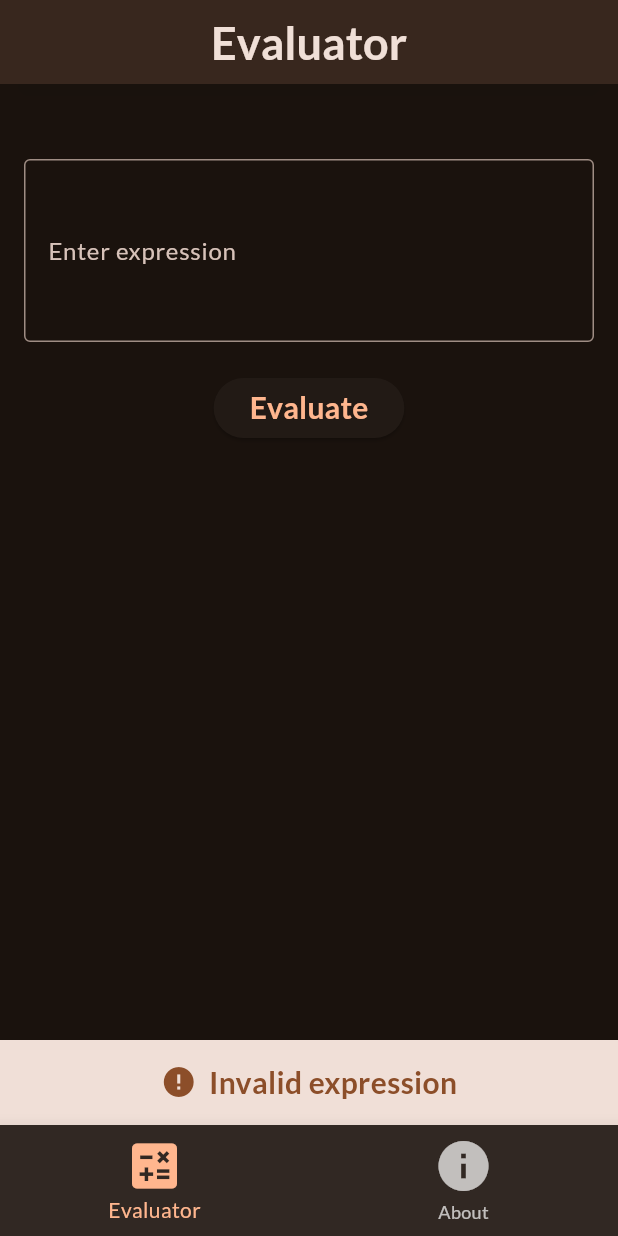
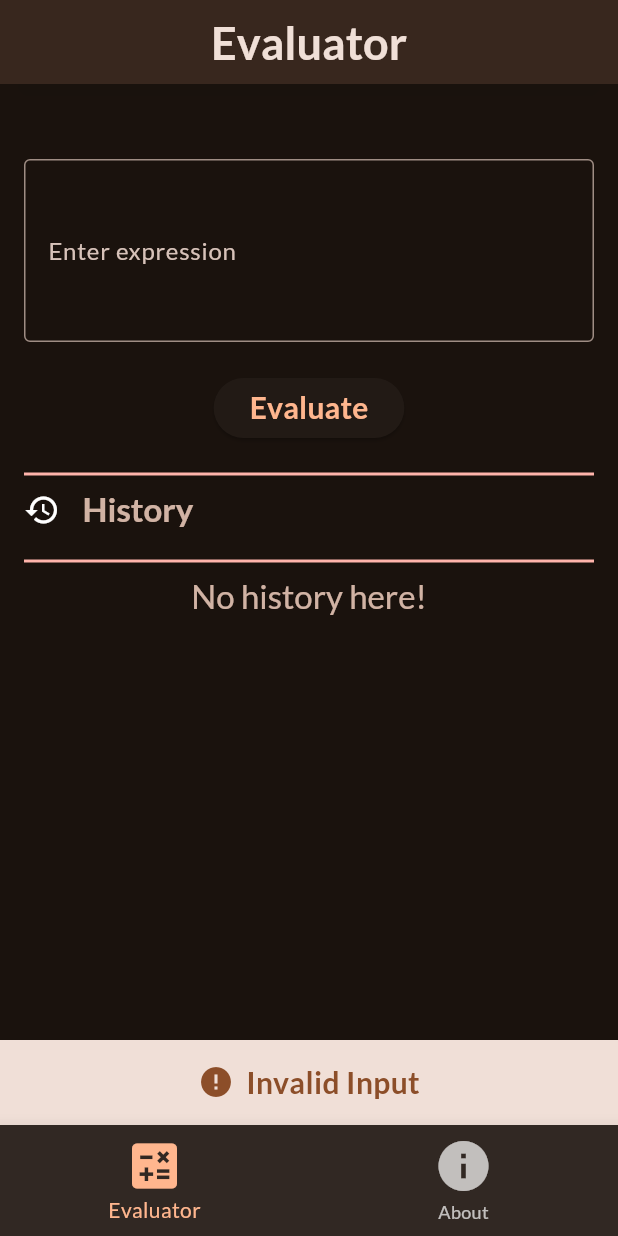
Before and after one commit to Shafin1196/ExpressionEvaluatorFrontend, a Flutter app: the screen it shows after launch, after a tap on "Evaluate", on a phone screen of 412 x 824 dp. Run offline on Flutter 3.47's test engine with Material 3 defaults, Android fonts, the light colour scheme and no system bars; our stand-ins replace google_fonts, shared_preferences.

Commit message:
add history

```diff
--- a/lib/widget/expression.dart
+++ b/lib/widget/expression.dart
@@ -1,48 +1,43 @@
 import 'dart:convert';
-
 import 'package:expression_evaluator/models/expressionModels.dart';
 import 'package:expression_evaluator/services/api.dart';
 import 'package:expression_evaluator/widget/history.dart';
 import 'package:flutter/material.dart';
 import 'package:shared_preferences/shared_preferences.dart';
 
-class Expression extends StatefulWidget{
+class Expression extends StatefulWidget {
   const Expression({super.key});
 
   @override
   State<Expression> createState() {
     return _ExpressionState();
   }
-
 }
 
 class _ExpressionState extends State<Expression> {
-  final List<Data> history=[];
+  final List<Data> history = [];
   var _controller = TextEditingController();
-  var _outPut="";
+  var _outPut = "";
   var isLoading = false;
-  bool validExpression()
-  {
+  bool validExpression() {
     final text = _controller.text;
     // Add your validation logic here
-    for(var i = 0; i < text.length; i++) {
-      if(!RegExp(r'^[0-9+\-*/()^\s]+$').hasMatch(text[i])) {
+    for (var i = 0; i < text.length; i++) {
+      if (!RegExp(r'^[0-9+\-*/()^\s]+$').hasMatch(text[i])) {
         return false;
       }
     }
     return true;
   }
-  void submitExpression(BuildContext context) async {
+
+  void submitExpression(BuildContext context, String message) async {
     setState(() {
       isLoading = true;
     });
-    if (validExpression()&& _controller.text.isNotEmpty) {
-      _outPut= await ApiService.ans(_controller.text);
-      final newData=Data(
-          expression: _controller.text,
-          result: _outPut,
-          time: DateTime.now()
-          );
+    if (validExpression() && _controller.text.isNotEmpty) {
+      _outPut = await ApiService.ans(_controller.text);
+      final newData = Data(
+          expression: _controller.text, result: _outPut, time: DateTime.now());
       setState(() {
         history.add(newData);
         isLoading = false;
@@ -50,12 +45,10 @@ class _ExpressionState extends State<Expression> {
       showDialog(
         context: context,
         builder: (ctx) => AlertDialog(
-        title: Text('Result',
+          title: Text(
+            'Result',
             textAlign: TextAlign.center,
-        style: TextStyle(
-          fontSize: 25,
-          fontWeight: FontWeight.bold
-        ),
+            style: TextStyle(fontSize: 25, fontWeight: FontWeight.bold),
           ),
           backgroundColor: Theme.of(context).colorScheme.onPrimaryContainer,
           content: Column(
@@ -68,7 +61,6 @@ class _ExpressionState extends State<Expression> {
                   fontWeight: FontWeight.bold,
                 ),
               ),
-
             ],
           ),
           actions: [
@@ -102,13 +94,17 @@ class _ExpressionState extends State<Expression> {
           content: Row(
             mainAxisAlignment: MainAxisAlignment.center,
             children: [
-              Icon(Icons.error,color: Theme.of(context).colorScheme.inversePrimary,),
+              Icon(
+                Icons.error,
+                color: Theme.of(context).colorScheme.inversePrimary,
+              ),
               SizedBox(width: 8),
-              Text('Invalid expression',style: TextStyle(
+              Text(
+                message.isEmpty ? "Invalid Input" : message,
+                style: TextStyle(
                     color: Theme.of(context).colorScheme.inversePrimary,
                     fontSize: 20,
-                fontWeight: FontWeight.bold
-                ),
+                    fontWeight: FontWeight.bold),
               ),
             ],
           ),
@@ -116,6 +112,7 @@ class _ExpressionState extends State<Expression> {
       );
     }
   }
+
   Future<void> saveHistory() async {
     final prefs = await SharedPreferences.getInstance();
     final historyJson = history.map((d) => d.toJson()).toList();
@@ -133,19 +130,23 @@ class _ExpressionState extends State<Expression> {
       });
     }
   }
+
   @override
   void dispose() {
     _controller.dispose();
     super.dispose();
   }
+
   @override
   void initState() {
     super.initState();
     loadHistory();
   }
+
   @override
   Widget build(BuildContext context) {
-      final sortedHistory = [...history]..sort((a, b) => b.time.compareTo(a.time));
+    final sortedHistory = [...history]
+      ..sort((a, b) => b.time.compareTo(a.time));
 
     return SingleChildScrollView(
       padding: const EdgeInsets.only(left: 16.0, right: 16.0, top: 50.0),
@@ -160,19 +161,19 @@ class _ExpressionState extends State<Expression> {
             style: TextStyle(
                 color: Theme.of(context).colorScheme.onSecondaryContainer,
                 fontSize: 20,
-            fontWeight: FontWeight.bold
-          ),
+                fontWeight: FontWeight.bold),
             minLines: 3,
             decoration: InputDecoration(
               labelText: 'Enter expression',
               border: OutlineInputBorder(),
               hintText: 'e.g. 2 + ( 2 * 3 )',
-
             ),
           ),
-         SizedBox(height: 20,),
+          SizedBox(
+            height: 20,
+          ),
           ElevatedButton(
-           onPressed: () => submitExpression(context),
+            onPressed: () => submitExpression(context, ""),
             child: isLoading
                 ? SizedBox(
                     height: 15,
@@ -182,26 +183,87 @@ class _ExpressionState extends State<Expression> {
                       strokeWidth: 4.0,
                     ),
                   )
-               : Text('Evaluate',style: TextStyle(
+                : Text('Evaluate',
+                    style:
+                        TextStyle(fontSize: 20, fontWeight: FontWeight.bold)),
+          ),
+          SizedBox(
+            height: 10,
+          ),
+          Divider(
+            color: Theme.of(context).colorScheme.error,
+            thickness: 2,
+            height: 20,
+          ),
+          Row(
 
-                 fontSize: 20,
-                 fontWeight: FontWeight.bold
-               )),
+           children: [
+            Icon(Icons.history),
+            SizedBox(width: 15,),
+            Text(
+              "History",
+              style: Theme.of(context).textTheme.titleLarge!.copyWith(
+                color: Theme.of(context).colorScheme.onSecondaryContainer.withOpacity(0.8),
+                fontWeight: FontWeight.bold,
               ),
-          SizedBox(height: 20,),
-          for(final data in sortedHistory)
-          Dismissible(
+
+            ),
+           ],
+          ),
+          SizedBox(height: 10,),
+          Divider(
+            color: Theme.of(context).colorScheme.error,
+            thickness: 2,
+            height: 20,
+          ),
+          history.isEmpty
+              ? Center(
+                  child: Text("No history here!",
+                  style: Theme.of(context).textTheme.titleLarge!.copyWith(
+                color: Theme.of(context).colorScheme.onSecondaryContainer.withOpacity(0.8),
+
+              ),
+                  ),
+                )
+              : Column(
+                  children: sortedHistory
+                      .map(
+                        (data) => Dismissible(
                           key: ValueKey(data.time.toIso8601String()),
                           direction: DismissDirection.horizontal,
-            onDismissed: (direction){
+                          onDismissed: (direction) {
                             setState(() {
                               history.remove(data);
+                              ScaffoldMessenger.of(context).hideCurrentSnackBar();
+                              ScaffoldMessenger.of(context).showSnackBar(
+                                SnackBar(
+                                  content: Row(
+                                    mainAxisAlignment: MainAxisAlignment.center,
+                                    children: [
+                                      Icon(
+                                        Icons.error,
+                                        color: Theme.of(context).colorScheme.inversePrimary,
+                                      ),
+                                      SizedBox(width: 8),
+                                      Text(
+                                        "Data is removed",
+                                        style: TextStyle(
+                                            color: Theme.of(context)
+                                                .colorScheme
+                                                .inversePrimary,
+                                            fontSize: 20,
+                                            fontWeight: FontWeight.bold),
+                                      ),
+                                    ],
+                                  ),
+                                ),
+                              );
                             });
                           },
                           child: InkWell(
                             onTap: () {
                               setState(() {
-                  _controller=TextEditingController(text: data.expression);
+                                _controller = TextEditingController(text: data.expression);
                               });
                             },
                             splashColor: Colors.transparent,
@@ -209,6 +271,9 @@ class _ExpressionState extends State<Expression> {
                             child: History(history: data),
                           ),
                         ),
+                      )
+                      .toList(),
+                ),
         ],
       ),
     );
--- a/lib/widget/history.dart
+++ b/lib/widget/history.dart
@@ -26,6 +26,10 @@ class _HistoryState extends State<History> {
                   fit: BoxFit.scaleDown,
                   child: Text("${widget.history.expression} = ${widget.history.result}",
                   textAlign: TextAlign.center,
+                  style: Theme.of(context).textTheme.bodyMedium!.copyWith(
+                color:Theme.of(context).colorScheme.onSecondaryContainer,
+                fontWeight: FontWeight.bold,
+              ),
                   ),
                 ),
           ),
@@ -37,7 +41,6 @@ class _HistoryState extends State<History> {
               Text(dateFormate.format(widget.history.time),
               style: Theme.of(context).textTheme.bodyMedium!.copyWith(
                 color:Theme.of(context).colorScheme.onSecondaryContainer,
-                fontWeight: FontWeight.bold,
               ),
               ),
             ],
```
Lines whose indentation alone changed are shown as unchanged.
